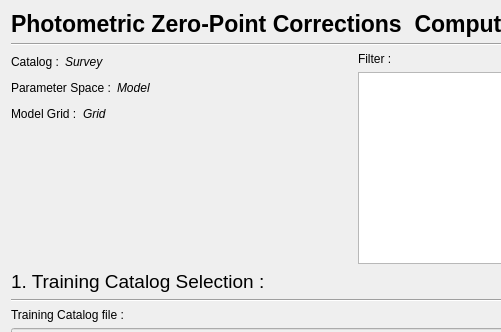
astrorama/Phosphoros, file PhzQtUI/auxdir/PhzQtUI/DialogPhotometricCorrectionComputation.ui: the form before one commit; both pictures show x 0 to 501 and y 0 to 332 of the 710 by 785 pixel window.
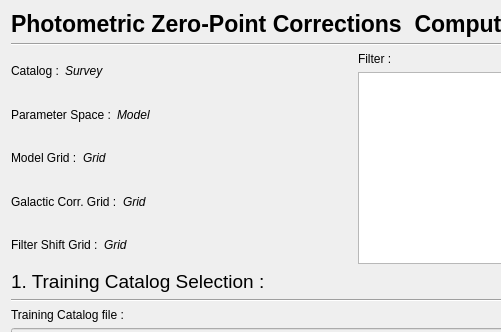
The form after the commit.

Commit message: Delay the Grid computation in the GUI

```diff
--- a/PhzQtUI/auxdir/PhzQtUI/DialogPhotometricCorrectionComputation.ui
+++ b/PhzQtUI/auxdir/PhzQtUI/DialogPhotometricCorrectionComputation.ui
@@ -129,7 +129,7 @@
         </layout>
        </item>
        <item>
-        <layout class="QHBoxLayout" name="horizontalLayout_9">
+        <layout class="QHBoxLayout" name="horizontalLayout_13">
          <item>
           <widget class="QLabel" name="label_3">
            <property name="text">
@@ -165,17 +165,76 @@
         </layout>
        </item>
        <item>
-        <spacer name="verticalSpacer_2">
-         <property name="orientation">
-          <enum>Qt::Vertical</enum>
-         </property>
-         <property name="sizeHint" stdset="0">
-          <size>
-           <width>20</width>
-           <height>40</height>
-          </size>
-         </property>
-        </spacer>
+        <layout class="QHBoxLayout" name="horizontalLayout_14">
+         <item>
+          <widget class="QLabel" name="lbl_gal_grid">
+           <property name="text">
+            <string>Galactic Corr. Grid :</string>
+           </property>
+          </widget>
+         </item>
+         <item>
+          <widget class="QLabel" name="txt_gal_grid">
+           <property name="font">
+            <font>
+             <italic>true</italic>
+            </font>
+           </property>
+           <property name="text">
+            <string>Grid</string>
+           </property>
+          </widget>
+         </item>
+         <item>
+          <spacer name="horizontalSpacer_10">
+           <property name="orientation">
+            <enum>Qt::Horizontal</enum>
+           </property>
+           <property name="sizeHint" stdset="0">
+            <size>
+             <width>40</width>
+             <height>20</height>
+            </size>
+           </property>
+          </spacer>
+         </item>
+        </layout>
+       </item>
+       <item>
+        <layout class="QHBoxLayout" name="horizontalLayout_9">
+         <item>
+          <widget class="QLabel" name="lbl_filter_grid">
+           <property name="text">
+            <string>Filter Shift Grid :</string>
+           </property>
+          </widget>
+         </item>
+         <item>
+          <widget class="QLabel" name="txt_filter_grid">
+           <property name="font">
+            <font>
+             <italic>true</italic>
+            </font>
+           </property>
+           <property name="text">
+            <string>Grid</string>
+           </property>
+          </widget>
+         </item>
+         <item>
+          <spacer name="horizontalSpacer_11">
+           <property name="orientation">
+            <enum>Qt::Horizontal</enum>
+           </property>
+           <property name="sizeHint" stdset="0">
+            <size>
+             <width>40</width>
+             <height>20</height>
+            </size>
+           </property>
+          </spacer>
+         </item>
+        </layout>
        </item>
       </layout>
      </item>
```
Left out of the diff: 1 changed line with no effect on the pictures. The commit also changes 7 other files.
